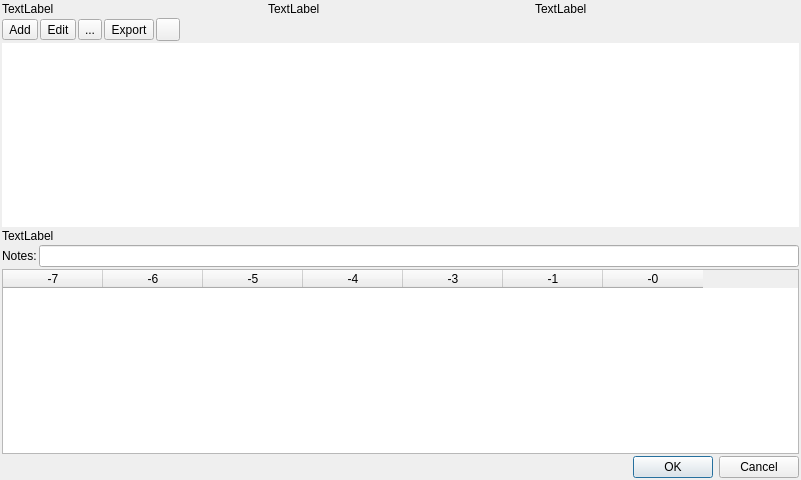
First picture: the form in b6p/dlgplanificaciondia.ui, repository diegowald/b6p, before the edit.
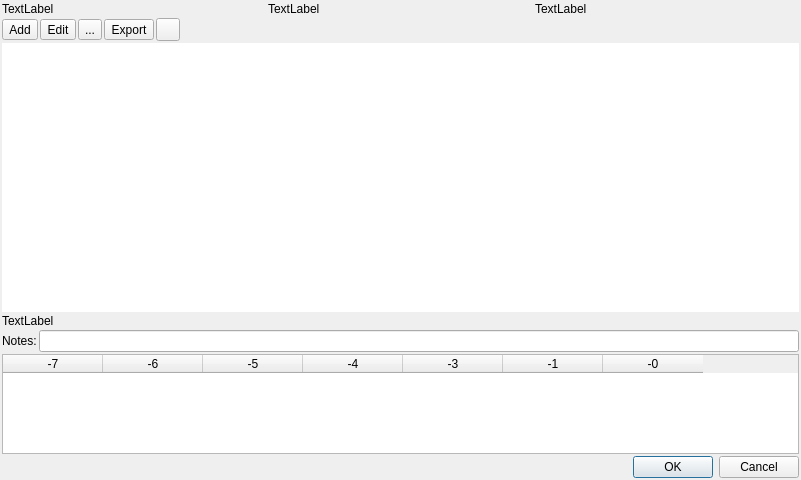
Second picture: the form after the edit. Icons and pictures are not drawn.

```diff
--- a/b6p/dlgplanificaciondia.ui
+++ b/b6p/dlgplanificaciondia.ui
@@ -210,6 +210,21 @@
    </item>
    <item>
     <widget class="QTableWidget" name="tblLicencias">
+     <property name="maximumSize">
+      <size>
+       <width>16777215</width>
+       <height>100</height>
+      </size>
+     </property>
+     <property name="sizeAdjustPolicy">
+      <enum>QAbstractScrollArea::AdjustToContents</enum>
+     </property>
+     <property name="editTriggers">
+      <set>QAbstractItemView::NoEditTriggers</set>
+     </property>
+     <property name="alternatingRowColors">
+      <bool>true</bool>
+     </property>
      <column>
       <property name="text">
        <string>-7</string>
```
